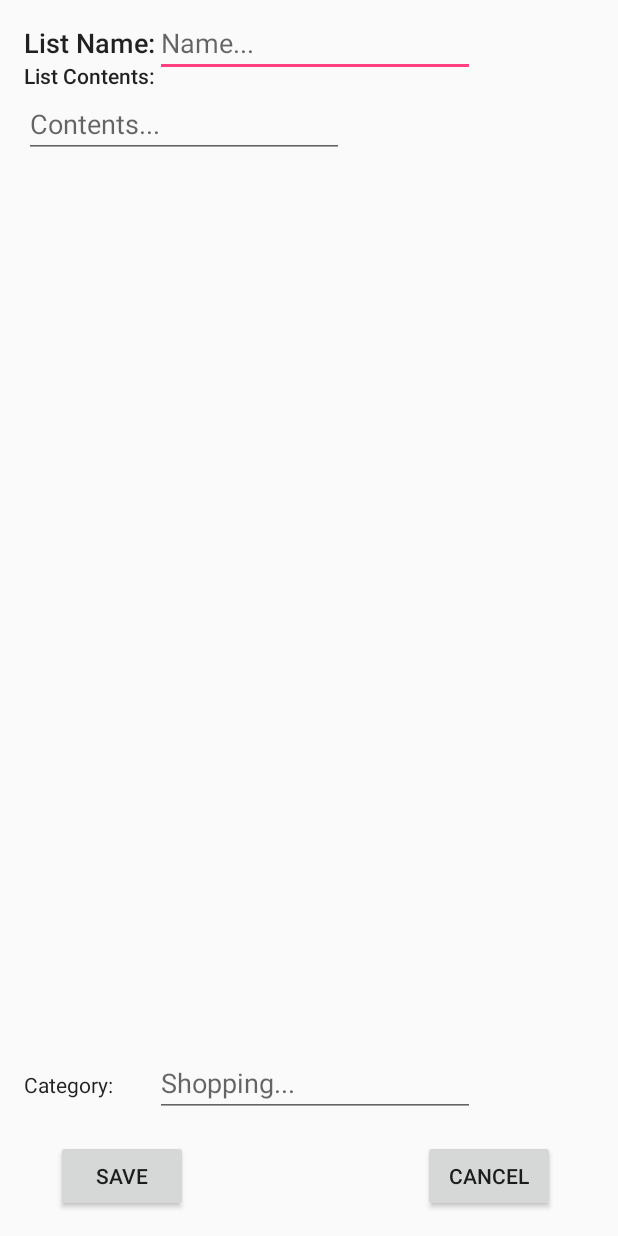
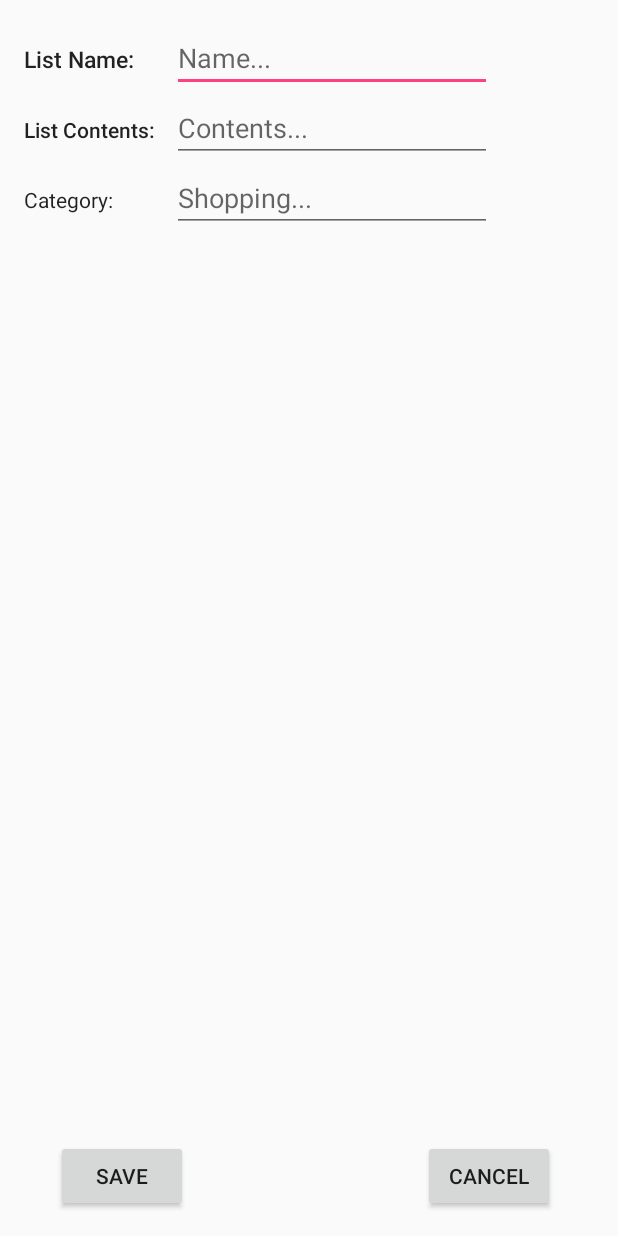
Before and after one commit to VonSwirl/AndroidApplication-2ndYear-Generalist, an Android app: the layout activity_add.xml on its own in the app's theme, with its tools: preview values and no code run, on a phone screen of 412 x 824 dp. Run offline under Robolectric (Android 15) with nearby library versions, the phone set to English and light mode, and no system bars.

Commit message:
Formatting done

```diff
--- a/app/src/main/res/layout/activity_add.xml
+++ b/app/src/main/res/layout/activity_add.xml
@@ -1,45 +1,33 @@
 <?xml version="1.0" encoding="utf-8"?>
 <RelativeLayout xmlns:android="http://schemas.android.com/apk/res/android"
     xmlns:tools="http://schemas.android.com/tools"
-    android:id="@+id/activity_add"
+    android:id="@+id/activity_editing"
     android:layout_width="match_parent"
     android:layout_height="match_parent"
     android:paddingBottom="@dimen/activity_vertical_margin"
     android:paddingLeft="@dimen/activity_horizontal_margin"
     android:paddingRight="@dimen/activity_horizontal_margin"
     android:paddingTop="@dimen/activity_vertical_margin"
-    tools:context="uk.ac.tees.com2060.kitkat.generalist.Add">
+    tools:context="uk.ac.tees.com2060.kitkat.generalist.Editing">
 
     <Button
         android:text="Save"
         android:layout_width="wrap_content"
         android:layout_height="wrap_content"
+        android:layout_marginLeft="21dp"
+        android:id="@+id/save_button1"
         android:layout_alignParentBottom="true"
-        android:layout_alignParentLeft="true"
-        android:layout_alignParentStart="true"
-        android:layout_marginLeft="21dp"
-        android:layout_marginStart="21dp"
-        android:id="@+id/save_button" />
-
-    <Button
-        android:text="Cancel"
-        android:layout_width="wrap_content"
-        android:layout_height="wrap_content"
-        android:layout_alignParentBottom="true"
-        android:layout_alignParentRight="true"
-        android:layout_alignParentEnd="true"
-        android:layout_marginRight="26dp"
-        android:layout_marginEnd="26dp"
-        android:id="@+id/cancel_button" />
+        android:layout_alignParentStart="true" />
 
     <TextView
         android:layout_width="wrap_content"
         android:layout_height="wrap_content"
         android:text="List Name:"
-        android:id="@+id/textView"
+        android:id="@+id/textView5"
         android:textAppearance="@style/TextAppearance.AppCompat.Body2"
-        android:textSize="18sp"
-        android:layout_alignParentTop="true"
+        android:textSize="15sp"
+        android:layout_alignBaseline="@+id/editTextName1"
+        android:layout_alignBottom="@+id/editTextName1"
         android:layout_alignParentStart="true" />
 
     <EditText
@@ -47,19 +35,21 @@
         android:layout_height="wrap_content"
         android:inputType="textPersonName"
         android:ems="10"
-        android:id="@+id/editTextName"
+        android:id="@+id/editTextName1"
         android:hint="Name..."
-        android:layout_alignBaseline="@+id/textView"
-        android:layout_alignBottom="@+id/textView"
-        android:layout_toEndOf="@+id/textView" />
+        android:layout_marginLeft="11dp"
+        android:layout_alignParentTop="true"
+        android:layout_toEndOf="@+id/textView6"
+        android:layout_marginStart="11dp" />
 
     <TextView
         android:text="List Contents:"
         android:layout_width="wrap_content"
         android:layout_height="wrap_content"
-        android:id="@+id/textView2"
+        android:id="@+id/textView6"
         android:textAppearance="@style/TextAppearance.AppCompat.Body2"
-        android:layout_below="@+id/textView"
+        android:layout_marginTop="15dp"
+        android:layout_below="@+id/editTextName1"
         android:layout_alignParentStart="true" />
 
     <EditText
@@ -67,29 +57,39 @@
         android:layout_height="wrap_content"
         android:inputType="textMultiLine"
         android:ems="10"
-        android:id="@+id/editTextContents"
+        android:id="@+id/editTextContents1"
         android:hint="Contents..."
-        android:layout_below="@+id/textView2"
-        android:layout_alignParentStart="true" />
-
-    <TextView
-        android:text="Category:"
-        android:layout_width="wrap_content"
-        android:layout_height="wrap_content"
-        android:id="@+id/textView3"
-        android:textAppearance="@style/TextAppearance.AppCompat.Body1"
-        android:layout_above="@+id/save_button"
-        android:layout_alignParentStart="true"
-        android:layout_marginBottom="27dp" />
+        android:layout_alignBaseline="@+id/textView6"
+        android:layout_alignBottom="@+id/textView6"
+        android:layout_alignStart="@+id/editTextName1" />
 
     <EditText
         android:layout_width="wrap_content"
         android:layout_height="wrap_content"
         android:inputType="textPersonName"
         android:ems="10"
-        android:id="@+id/editTextCat"
+        android:id="@+id/editTextCat1"
         android:hint="Shopping..."
-        android:layout_alignBaseline="@+id/textView3"
-        android:layout_alignBottom="@+id/textView3"
-        android:layout_alignStart="@+id/editTextName" />
+        android:layout_alignBaseline="@+id/textView7"
+        android:layout_alignBottom="@+id/textView7"
+        android:layout_alignStart="@+id/editTextContents1" />
+
+    <TextView
+        android:text="Category:"
+        android:layout_width="wrap_content"
+        android:layout_height="wrap_content"
+        android:id="@+id/textView7"
+        android:textAppearance="@style/TextAppearance.AppCompat.Body1"
+        android:layout_marginTop="15dp"
+        android:layout_below="@+id/editTextContents1"
+        android:layout_alignParentStart="true" />
+
+    <Button
+        android:text="Cancel"
+        android:layout_width="wrap_content"
+        android:layout_height="wrap_content"
+        android:layout_marginRight="26dp"
+        android:id="@+id/cancel_button1"
+        android:layout_alignParentBottom="true"
+        android:layout_alignParentEnd="true" />
 </RelativeLayout>
```
Also changed, not shown: app/src/main/res/layout/activity_editing.xml (+14 -16 lines).
